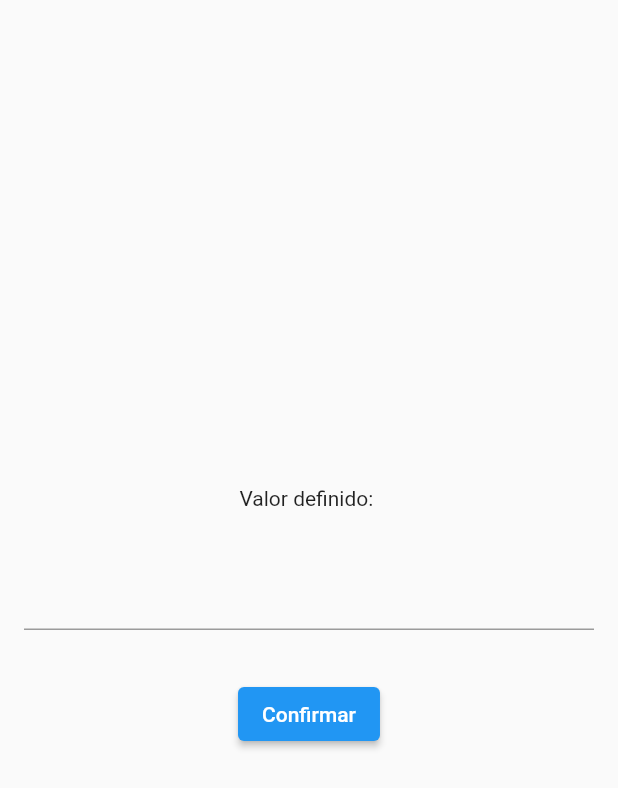
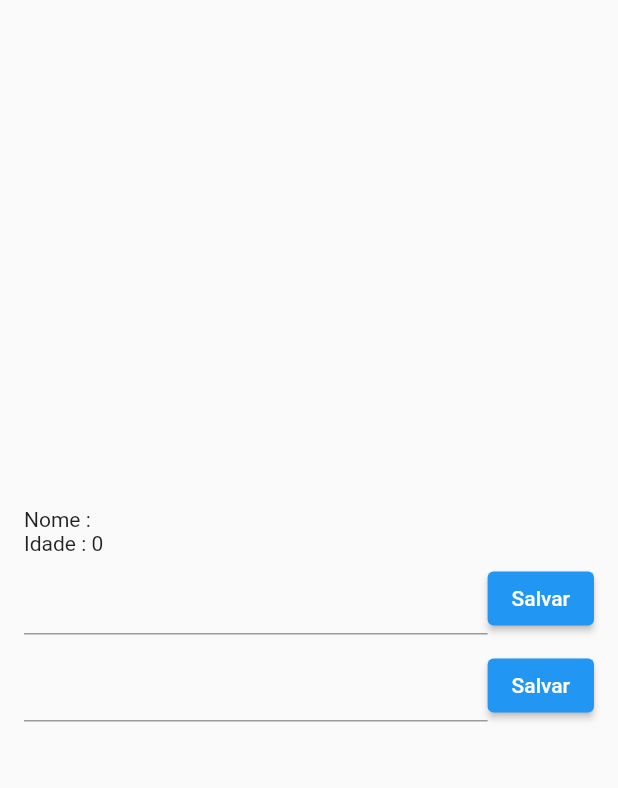
Before and after one commit to eliezerantonio/getx_example, a Flutter app: the screen it shows after launch, on a phone screen of 412 x 824 dp. Shown: the top 788 px of the screen. Run offline on Flutter 3.47's test engine with Material 2 defaults, Android fonts, the phone set to English and light mode, and no system bars; our stand-ins replace get.

Commit message:
reactividade em um objecto

```diff
--- a/lib/main.dart
+++ b/lib/main.dart
@@ -1,7 +1,7 @@
-import 'package:flutter/cupertino.dart';
 import 'package:flutter/material.dart';
 import 'package:get/get.dart';
-import 'package:getx_example/value_controller.dart';
+
+import 'user_controller.dart';
 
 void main() => runApp(const MyApp());
 
@@ -18,9 +18,10 @@ class MyApp extends StatelessWidget {
 }
 
 class HomePage extends StatelessWidget {
-  final textController = TextEditingController();
-  final valueController = ValueController();
+  final nameController = TextEditingController();
+  final ageController = TextEditingController();
 
+  final userController = UserController();
   @override
   Widget build(BuildContext context) {
     return Scaffold(
@@ -28,26 +29,37 @@ class HomePage extends StatelessWidget {
         padding: const EdgeInsets.all(16.0),
         child: Column(
           mainAxisAlignment: MainAxisAlignment.center,
+          crossAxisAlignment: CrossAxisAlignment.start,
           children: [
-            Obx(() => Text('Valor definido: ${valueController.definedValue.value}')),
-
+            Obx(() => Text('Nome : ${userController.user.value.name} ')),
+            Obx(() => Text('Idade : ${userController.user.value.age} ')),
             Padding(
-              padding: const EdgeInsets.symmetric(vertical: 32),
-              child: TextField(controller: textController),
+              padding: const EdgeInsets.symmetric(vertical: 5),
+              child: Row(
+                children: [
+                  Expanded(child: TextField(controller: nameController)),
+                  ElevatedButton(
+                      onPressed: () {
+                        userController.setUserName(nameController.text);
+                      },
+                      child: const Text('Salvar'))
+                ],
+              ),
             ),
-
-            Obx(() => ElevatedButton(
-                  onPressed: () {
-                    String value = textController.text;
-
-                    valueController.setValue(value);
-                  },
-                  child: valueController.isLoading.value
-                      ? const CupertinoActivityIndicator(
-                          color: Colors.white,
-                        )
-                      : const Text('Confirmar'),
-                ),)
+            Padding(
+              padding: const EdgeInsets.symmetric(vertical: 5),
+              child: Row(
+                children: [
+                  Expanded(child: TextField(controller: ageController)),
+                  ElevatedButton(
+                      onPressed: () {
+                        userController
+                            .setUserAge(int.tryParse(ageController.text)!);
+                      },
+                      child: const Text('Salvar'))
+                ],
+              ),
+            ),
           ],
         ),
       ),
--- /dev/null
+++ b/lib/user_controller.dart
@@ -0,0 +1,17 @@
+import 'package:get/state_manager.dart';
+
+import 'user_model.dart';
+
+class UserController extends GetxController {
+  RxString name = 'Eliezer'.obs;
+
+  Rx<UserModel> user = UserModel().obs;
+
+  void setUserName(String userName) {
+    user.value.name = userName;
+  }
+
+  void setUserAge(int userAge) {
+    user.value.age = userAge;
+  }
+}
--- /dev/null
+++ b/lib/user_model.dart
@@ -0,0 +1,6 @@
+class UserModel {
+  String name;
+  int age;
+
+  UserModel({ this.name = '', this.age = 0});
+}
--- a/lib/value_controller.dart
+++ /dev/null
@@ -1,18 +0,0 @@
-import 'package:get/get.dart';
-
-class ValueController extends GetxController {
-  RxString definedValue = ''.obs;
-
-  RxBool isLoading = false.obs;
-
-  Future<void> setValue(String newValue) async {
-    isLoading.value = true;
-
-    await Future.delayed(const Duration(seconds: 5));
-
-    definedValue.value = newValue;
-    isLoading.value = false;
-
-
-  }
-}
```
